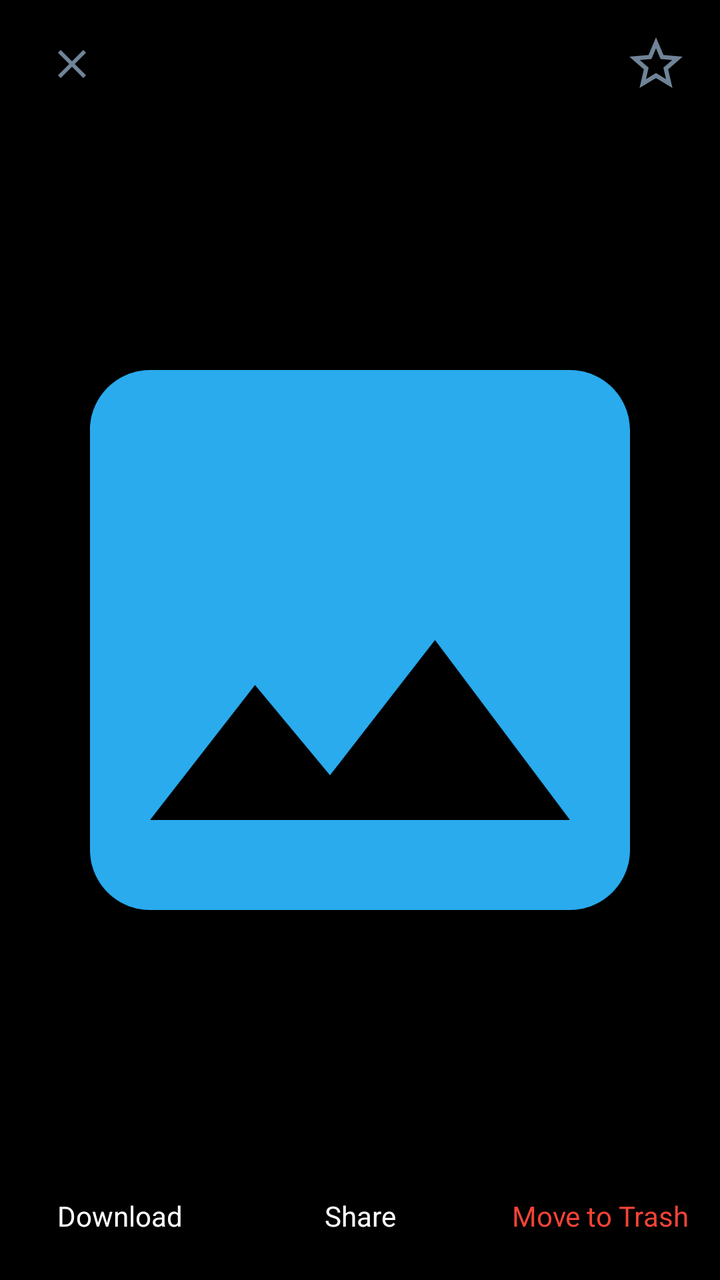
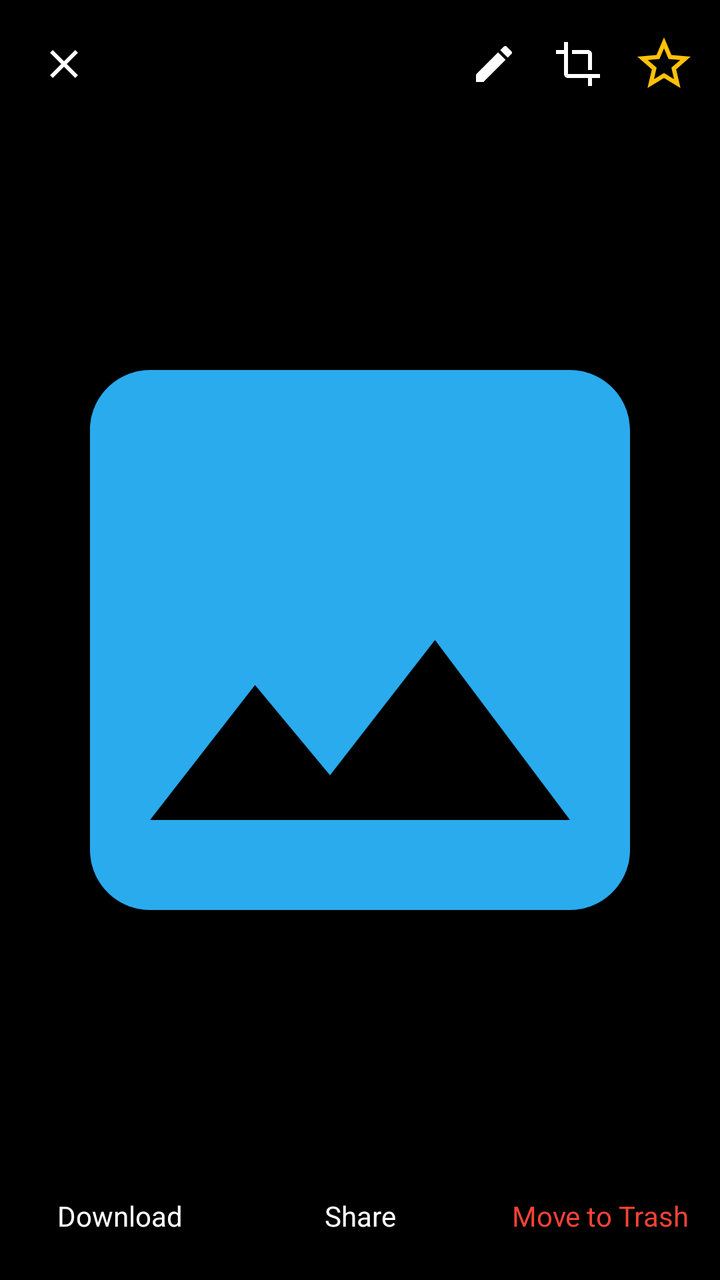

An Android layout rendered at two revisions. The XML below is the earlier revision; the diff shows what the commit changed to produce the second picture.
<!-- AndroidManifest.xml: activity theme Theme.VaultX.Fullscreen -->
<!-- res/layout/activity_photo_viewer.xml -->
<?xml version="1.0" encoding="utf-8"?>
<RelativeLayout
    xmlns:android="http://schemas.android.com/apk/res/android"
    android:layout_width="match_parent"
    android:layout_height="match_parent"
    android:background="@color/black">

    
    <LinearLayout
        android:id="@+id/topBarPhoto"
        android:layout_width="match_parent"
        android:layout_height="?attr/actionBarSize"
        android:background="#88000000"
        android:orientation="horizontal"
        android:gravity="center_vertical"
        android:paddingHorizontal="16dp">

        <ImageButton
            android:id="@+id/btnPhotoBack"
            android:layout_width="40dp"
            android:layout_height="40dp"
            android:background="?attr/selectableItemBackgroundBorderless"
            android:src="@drawable/ic_close"
            android:contentDescription="@null" />

        <LinearLayout
            android:layout_width="0dp"
            android:layout_height="wrap_content"
            android:layout_weight="1"
            android:layout_marginStart="12dp"
            android:orientation="vertical">

            <TextView
                android:id="@+id/tvViewerFileName"
                android:layout_width="wrap_content"
                android:layout_height="wrap_content"
                android:textColor="@color/white"
                android:textSize="15sp"
                android:textStyle="bold"
                android:maxLines="1"
                android:ellipsize="middle" />

            <TextView
                android:id="@+id/tvViewerFileSize"
                android:layout_width="wrap_content"
                android:layout_height="wrap_content"
                android:textColor="@color/vaultx_text_secondary"
                android:textSize="12sp" />
        </LinearLayout>

        <ImageView
            android:id="@+id/ivViewerFav"
            android:layout_width="32dp"
            android:layout_height="32dp"
            android:src="@drawable/ic_star_outline"
            android:contentDescription="@string/action_favorite" />
    </LinearLayout>

    
    <ImageView
        android:id="@+id/ivFullscreenPhoto"
        android:layout_width="match_parent"
        android:layout_height="match_parent"
        android:layout_above="@id/bottomBarPhoto"
        android:layout_below="@id/topBarPhoto"
        android:scaleType="fitCenter"
        android:src="@drawable/ic_photo"
        android:contentDescription="@null" />

    
    <LinearLayout
        android:id="@+id/bottomBarPhoto"
        android:layout_width="match_parent"
        android:layout_height="64dp"
        android:layout_alignParentBottom="true"
        android:background="#88000000"
        android:orientation="horizontal"
        android:gravity="center_vertical">

        <TextView
            android:id="@+id/btnPhotoDownload"
            android:layout_width="0dp"
            android:layout_height="match_parent"
            android:layout_weight="1"
            android:gravity="center"
            android:text="@string/action_download"
            android:textColor="@color/white"
            android:textSize="14sp"
            android:background="?attr/selectableItemBackground" />

        <TextView
            android:id="@+id/btnPhotoShare"
            android:layout_width="0dp"
            android:layout_height="match_parent"
            android:layout_weight="1"
            android:gravity="center"
            android:text="@string/action_share"
            android:textColor="@color/white"
            android:textSize="14sp"
            android:background="?attr/selectableItemBackground" />

        <TextView
            android:id="@+id/btnPhotoDelete"
            android:layout_width="0dp"
            android:layout_height="match_parent"
            android:layout_weight="1"
            android:gravity="center"
            android:text="@string/action_delete"
            android:textColor="@color/vaultx_danger"
            android:textSize="14sp"
            android:background="?attr/selectableItemBackground" />
    </LinearLayout>
</RelativeLayout>
<!-- resources referenced by this layout -->
<resources>
  <color name="black">#FF000000</color>
  <color name="vaultx_danger">#F44336</color>
  <color name="vaultx_text_secondary">#708499</color>
  <color name="white">#FFFFFFFF</color>
  <!-- drawable ic_close (drawable) -->
  <vector xmlns:android="http://schemas.android.com/apk/res/android"
      android:width="24dp"
      android:height="24dp"
      android:viewportWidth="24"
      android:viewportHeight="24">
      <path
          android:fillColor="@color/vaultx_text_secondary"
          android:pathData="M19,6.41L17.59,5 12,10.59 6.41,5 5,6.41 10.59,12 5,17.59 6.41,19 12,13.41 17.59,19 19,17.59 13.41,12z" />
  </vector>
  <!-- drawable ic_photo (drawable) -->
  <vector xmlns:android="http://schemas.android.com/apk/res/android"
      android:width="24dp"
      android:height="24dp"
      android:viewportWidth="24"
      android:viewportHeight="24">
      <path
          android:fillColor="@color/vaultx_primary"
          android:pathData="M21,19V5c0,-1.1 -0.9,-2 -2,-2H5c-1.1,0 -2,0.9 -2,2v14c0,1.1 0.9,2 2,2h14c1.1,0 2,-0.9 2,-2zM8.5,13.5l2.5,3.01L14.5,12l4.5,6H5l3.5,-4.5z" />
  </vector>
  <!-- drawable ic_star_outline (drawable) -->
  <vector xmlns:android="http://schemas.android.com/apk/res/android"
      android:width="24dp"
      android:height="24dp"
      android:viewportWidth="24"
      android:viewportHeight="24">
      <path
          android:fillColor="@color/vaultx_text_secondary"
          android:pathData="M22,9.24l-7.19,-0.62L12,2 9.19,8.63 2,9.24l5.46,4.73L5.82,21 12,17.27 18.18,21l-1.63,-7.03L22,9.24zM12,15.4l-3.76,2.27 1,-4.28 -3.32,-2.88 4.38,-0.38L12,6.1l1.71,4.04 4.38,0.38 -3.32,2.88 1,4.28M12,15.4z" />
  </vector>
  <string name="action_delete">Move to Trash</string>
  <string name="action_download">Download</string>
  <string name="action_favorite">Favorite</string>
  <string name="action_share">Share</string>
  <style name="Theme.VaultX.Fullscreen" parent="Theme.VaultX">
          <item name="android:statusBarColor">@color/black</item>
          <item name="android:navigationBarColor">@color/black</item>
          <item name="android:windowBackground">@color/black</item>
      </style>
  <color name="vaultx_primary">#2AABEE</color>
  <color name="vaultx_on_primary">#FFFFFF</color>
  <color name="vaultx_primary_container">#1A4560</color>
  <color name="vaultx_bg">#0E1621</color>
  <color name="vaultx_surface">#17212B</color>
  <color name="vaultx_surface_variant">#242F3D</color>
  <!-- unchanged entries left out for length: 1 -->
</resources>

<!-- the commit's change to res/layout/activity_photo_viewer.xml (unified diff, before → after) -->
@@ -1,6 +1,7 @@
 <?xml version="1.0" encoding="utf-8"?>
 <RelativeLayout
     xmlns:android="http://schemas.android.com/apk/res/android"
+    xmlns:app="http://schemas.android.com/apk/res-auto"
     android:layout_width="match_parent"
     android:layout_height="match_parent"
     android:background="@color/black">
@@ -10,10 +11,10 @@
         android:id="@+id/topBarPhoto"
         android:layout_width="match_parent"
         android:layout_height="?attr/actionBarSize"
-        android:background="#88000000"
+        android:background="#99000000"
         android:orientation="horizontal"
         android:gravity="center_vertical"
-        android:paddingHorizontal="16dp">
+        android:paddingHorizontal="12dp">
 
         <ImageButton
             android:id="@+id/btnPhotoBack"
@@ -21,13 +22,15 @@
             android:layout_height="40dp"
             android:background="?attr/selectableItemBackgroundBorderless"
             android:src="@drawable/ic_close"
+            app:tint="@color/white"
             android:contentDescription="@null" />
 
         <LinearLayout
             android:layout_width="0dp"
             android:layout_height="wrap_content"
             android:layout_weight="1"
-            android:layout_marginStart="12dp"
+            android:layout_marginStart="8dp"
+            android:layout_marginEnd="8dp"
             android:orientation="vertical">
 
             <TextView
@@ -48,11 +51,35 @@
                 android:textSize="12sp" />
         </LinearLayout>
 
+        
+        <ImageButton
+            android:id="@+id/btnPhotoRename"
+            android:layout_width="38dp"
+            android:layout_height="38dp"
+            android:background="?attr/selectableItemBackgroundBorderless"
+            android:src="@drawable/ic_edit"
+            app:tint="@color/white"
+            android:contentDescription="Rename" />
+
+        
+        <ImageButton
+            android:id="@+id/btnPhotoCrop"
+            android:layout_width="38dp"
+            android:layout_height="38dp"
+            android:layout_marginStart="4dp"
+            android:background="?attr/selectableItemBackgroundBorderless"
+            android:src="@drawable/ic_crop"
+            app:tint="@color/white"
+            android:contentDescription="Crop &amp; Rotate" />
+
+        
         <ImageView
             android:id="@+id/ivViewerFav"
             android:layout_width="32dp"
             android:layout_height="32dp"
+            android:layout_marginStart="8dp"
             android:src="@drawable/ic_star_outline"
+            app:tint="@color/vaultx_accent_star"
             android:contentDescription="@string/action_favorite" />
     </LinearLayout>
 
@@ -73,7 +100,7 @@
         android:layout_width="match_parent"
         android:layout_height="64dp"
         android:layout_alignParentBottom="true"
-        android:background="#88000000"
+        android:background="#99000000"
         android:orientation="horizontal"
         android:gravity="center_vertical">
 
<!-- resource entries referenced after the edit -->
@@ -1,6 +1,7 @@
 <!-- resources referenced by this layout -->
 <resources>
   <color name="black">#FF000000</color>
+  <color name="vaultx_accent_star">#FFC107</color>
   <color name="vaultx_danger">#F44336</color>
   <color name="vaultx_text_secondary">#708499</color>
   <color name="white">#FFFFFFFF</color>
@@ -13,6 +14,26 @@
       <path
           android:fillColor="@color/vaultx_text_secondary"
           android:pathData="M19,6.41L17.59,5 12,10.59 6.41,5 5,6.41 10.59,12 5,17.59 6.41,19 12,13.41 17.59,19 19,17.59 13.41,12z" />
+  </vector>
+  <!-- drawable ic_crop (drawable) -->
+  <vector xmlns:android="http://schemas.android.com/apk/res/android"
+      android:width="24dp"
+      android:height="24dp"
+      android:viewportWidth="24"
+      android:viewportHeight="24">
+    <path
+        android:fillColor="#FFFFFFFF"
+        android:pathData="M17,15h2V7c0,-1.1 -0.9,-2 -2,-2H9v2h8v8zM7,17V1H5v4H1v2h4v10c0,1.1 0.9,2 2,2h10v4h2v-4h4v-2H7z"/>
+  </vector>
+  <!-- drawable ic_edit (drawable) -->
+  <vector xmlns:android="http://schemas.android.com/apk/res/android"
+      android:width="24dp"
+      android:height="24dp"
+      android:viewportWidth="24"
+      android:viewportHeight="24">
+    <path
+        android:fillColor="#FFFFFFFF"
+        android:pathData="M3,17.25V21h3.75L17.81,9.94l-3.75,-3.75L3,17.25zM20.71,7.04c0.39,-0.39 0.39,-1.02 0,-1.41l-2.34,-2.34c-0.39,-0.39 -1.02,-0.39 -1.41,0l-1.83,1.83 3.75,3.75 1.83,-1.83z"/>
   </vector>
   <!-- drawable ic_photo (drawable) -->
   <vector xmlns:android="http://schemas.android.com/apk/res/android"
